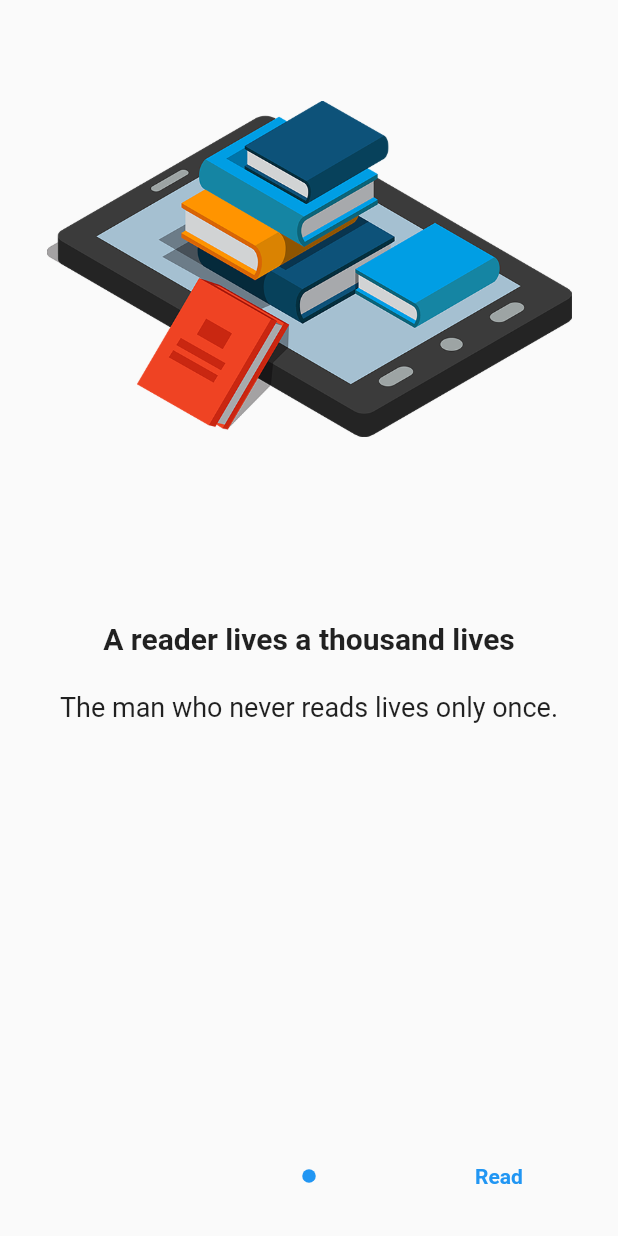
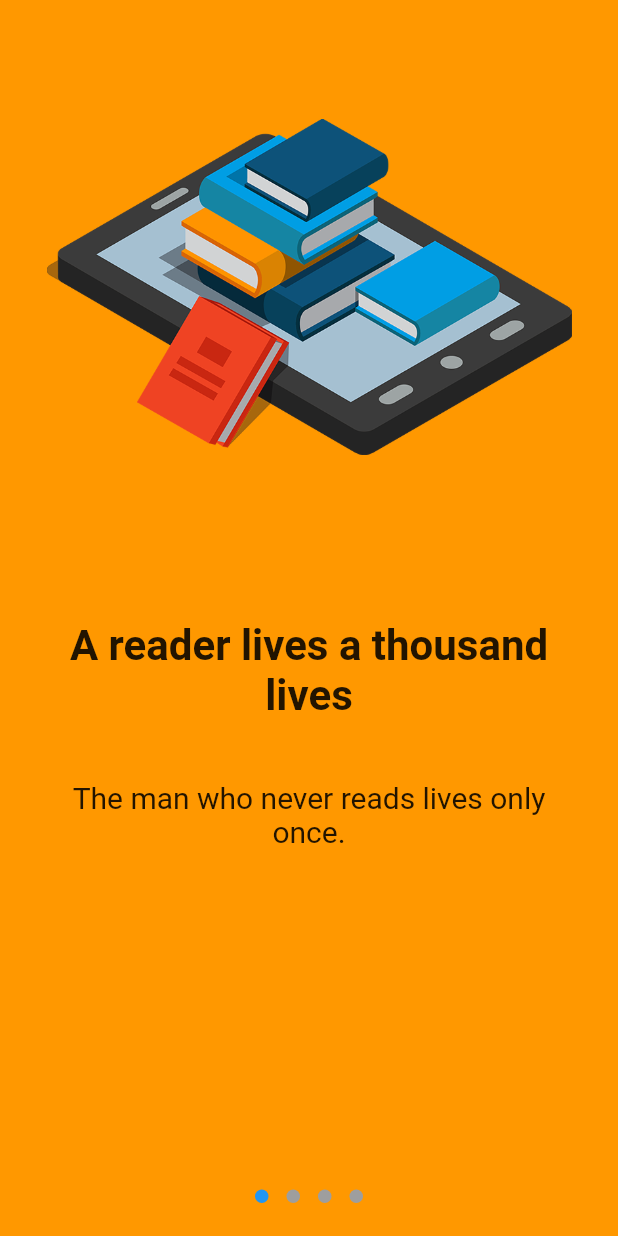
Before and after one commit to Mwita04/onboarding_screen, a Flutter app: the OnBoardingPage widget shown alone on an empty page, opened directly, on a phone screen of 412 x 824 dp. Run offline on Flutter 3.47's test engine with Material 2 defaults, Android fonts, the phone set to English and light mode, and no system bars; drawn by our look-alikes of introduction_screen; missing offline and left inert: onboarding_screen_example.

Commit message:
commit on master

```diff
--- a/lib/page/onboarding_page.dart
+++ b/lib/page/onboarding_page.dart
@@ -1,8 +1,7 @@
-// ignore_for_file: prefer_const_constructors
-
 import 'package:flutter/cupertino.dart';
 import 'package:flutter/material.dart';
 import 'package:introduction_screen/introduction_screen.dart';
+import 'package:onboarding_screen/page/home_page.dart';
 
 // ignore: use_key_in_widget_constructors
 class OnBoardingPage extends StatelessWidget {
@@ -14,12 +13,44 @@ class OnBoardingPage extends StatelessWidget {
               title: 'A reader lives a thousand lives',
               body: 'The man who never reads lives only once.',
               image: buildImage('assets/ebook.png'),
+              decoration: getPageDecoration(),
+            ),
+            PageViewModel(
+              title: 'Featured Books',
+              body: 'Available right at your fingertips.',
+              image: buildImage('assets/readingbook.png'),
+              decoration: getPageDecoration(),
+            ),
+            PageViewModel(
+              title: 'Simple UI',
+              body: 'For enhanced rading experience',
+              image: buildImage('assets/manthumbs.png'),
+              decoration: getPageDecoration(),
+            ),
+            PageViewModel(
+              title: 'Today reader, tomorrow a leader',
+              body: 'Start your journey',
+              image: buildImage('assets/learn.png'),
+              decoration: getPageDecoration(),
             ),
           ],
           done: Text('Read', style: TextStyle(fontWeight: FontWeight.w600)),
-          onDone: () {},
+          onDone: () => goToHome(context),
         ),
       );
+
+  void goToHome(context) => Navigator.of(context).pushReplacement(
+    MaterialPageRoute(builder: (_) => Homepage()),
+  );
+
   Widget buildImage(String path) =>
       Center(child: Image.asset(path, width: 350));
+
+  PageDecoration getPageDecoration() => PageDecoration(
+        titleTextStyle: TextStyle(fontSize: 28, fontWeight: FontWeight.w600),
+        bodyTextStyle: TextStyle(fontSize: 20),
+        descriptionPadding: EdgeInsets.all(16).copyWith(bottom: 0),
+        imagePadding: EdgeInsets.all(24),
+        pageColor: Colors.orange,
+      );
 }
```
Also changed, not shown: lib/page/home_page.dart (+33 -0 lines).
